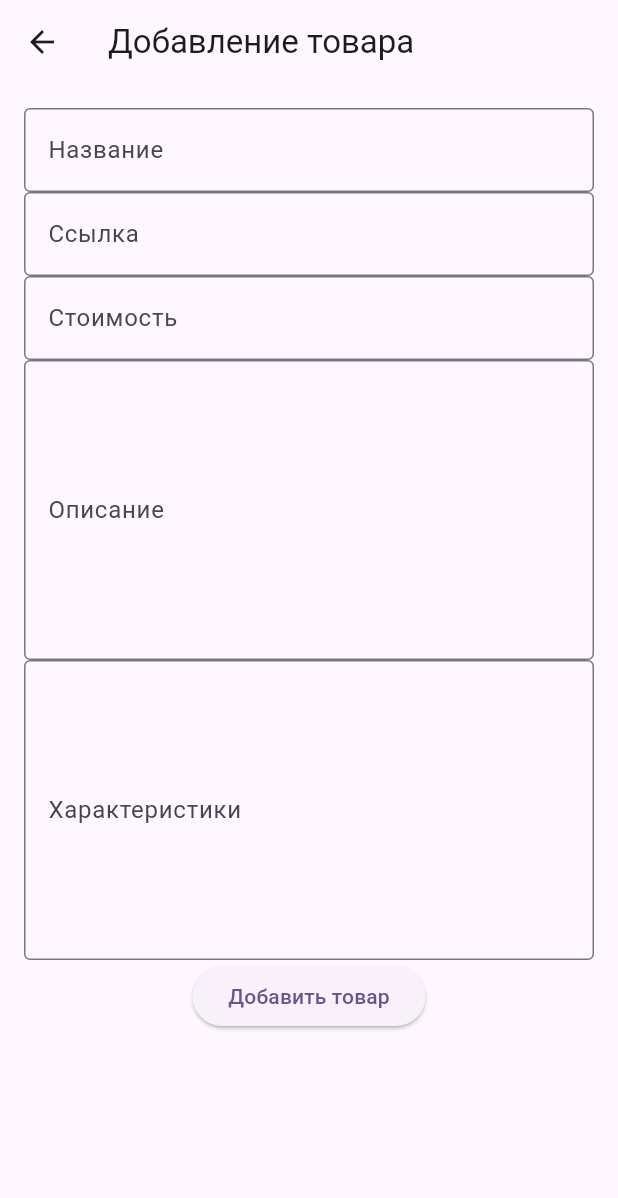
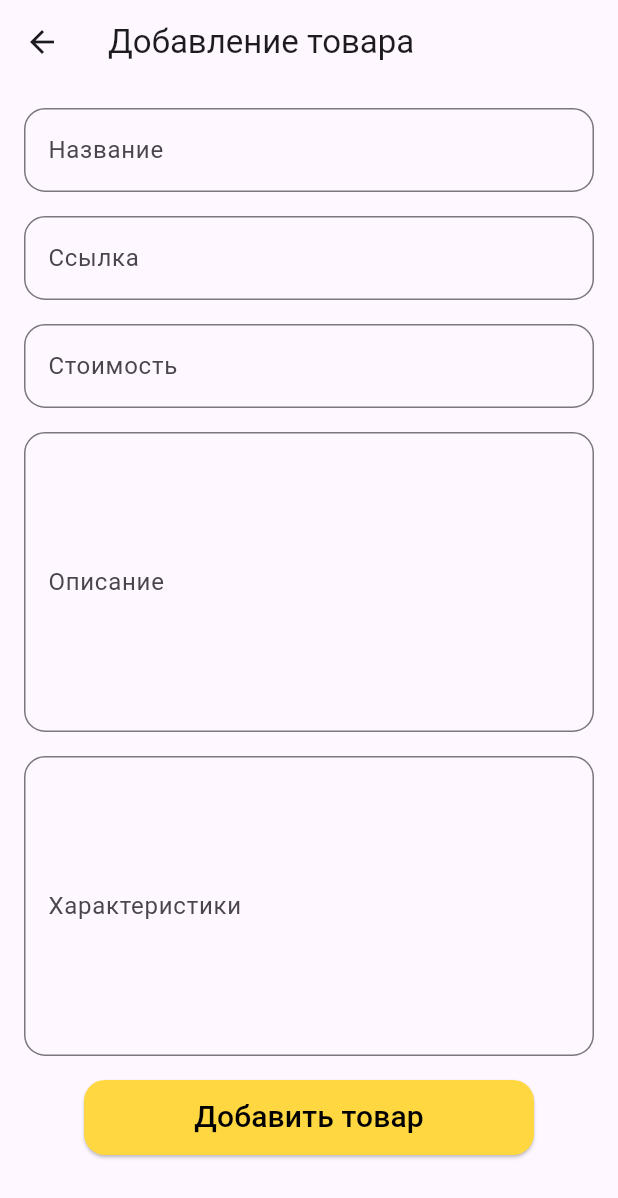
Before and after one commit to ikenchik/pr_pks_4, a Flutter app: the addProductPage screen opened directly, on a phone screen of 412 x 824 dp. Shown: the top 1198 px of the screen. Run offline on Flutter 3.47's test engine with Material 3 defaults, Android fonts, the phone set to English and light mode, and no system bars.

Commit message:
final commit

```diff
--- a/lib/pages/add_product_page.dart
+++ b/lib/pages/add_product_page.dart
@@ -47,60 +47,91 @@ class _addProductPageState extends State<addProductPage> {
       appBar: AppBar(
         title: const Text("Добавление товара"),
       ),
-      body: Padding(
+      body: SingleChildScrollView(
+        child: Padding(
           padding: const EdgeInsets.all(16.0),
           child: Column(
             children: [
               TextField(
                 controller: productTitleController,
                 decoration: InputDecoration(
-                border: OutlineInputBorder(),
+                  border: OutlineInputBorder(
+                    borderRadius: BorderRadius.circular(14),
+                  ),
                   hintText: "Введите название товара",
                   labelText: "Название",
                 ),
                 maxLines: 1,
               ),
+              SizedBox(height: 16),
               TextField(
                 controller: productImageController,
                 decoration: InputDecoration(
-                border: OutlineInputBorder(),
+                  border: OutlineInputBorder(
+                    borderRadius: BorderRadius.circular(14),
+                  ),
                   hintText: "Введите ссылку на изображение",
                   labelText: "Ссылка",
                 ),
                 maxLines: 1,
               ),
+              SizedBox(height: 16),
               TextField(
                 controller: productPriceController,
                 decoration: InputDecoration(
-                border: OutlineInputBorder(),
+                  border: OutlineInputBorder(
+                    borderRadius: BorderRadius.circular(14),
+                  ),
                   hintText: "Введите стоимость товара",
                   labelText: "Стоимость",
                 ),
                 maxLines: 1,
               ),
+              SizedBox(height: 16),
               TextField(
                 controller: productAboutController,
                 decoration: InputDecoration(
-                border: OutlineInputBorder(),
+                  border: OutlineInputBorder(
+                    borderRadius: BorderRadius.circular(14),
+                  ),
                   hintText: "Введите описание товара",
                   labelText: "Описание",
                 ),
                 maxLines: 7,
               ),
+              SizedBox(height: 16),
               TextField(
                 controller: productSpecificationController,
                 decoration: InputDecoration(
-                border: OutlineInputBorder(),
+                  border: OutlineInputBorder(
+                    borderRadius: BorderRadius.circular(14),
+                  ),
                   hintText: "Введите характеристики товара",
                   labelText: "Характеристики",
                 ),
                 maxLines: 7,
               ),
+              SizedBox(height: 16),
+
+              //кнопка перехода к методу создания экземпляра класса Product
               ElevatedButton(
                 onPressed: createProduct,
-              child: Text("Добавить товар"),
+                child: Text("Добавить товар",
+                  style: TextStyle(
+                    fontSize: 20,
+                  ),
+                ),
+                style: ElevatedButton.styleFrom(
+                  backgroundColor: Colors.amberAccent,
+                  foregroundColor: Colors.black,
+                  shape: RoundedRectangleBorder(
+                    borderRadius: BorderRadius.circular(14),
+                  ),
+                  minimumSize: const Size(300, 50),
+                ),
               ),
             ],
+          ),
         ),
       ),
     );
```
Also changed, not shown: lib/components/product_page.dart (+91 -15 lines), lib/pages/home_page.dart (+41 -2 lines). Lines whose indentation alone changed are shown as unchanged.
